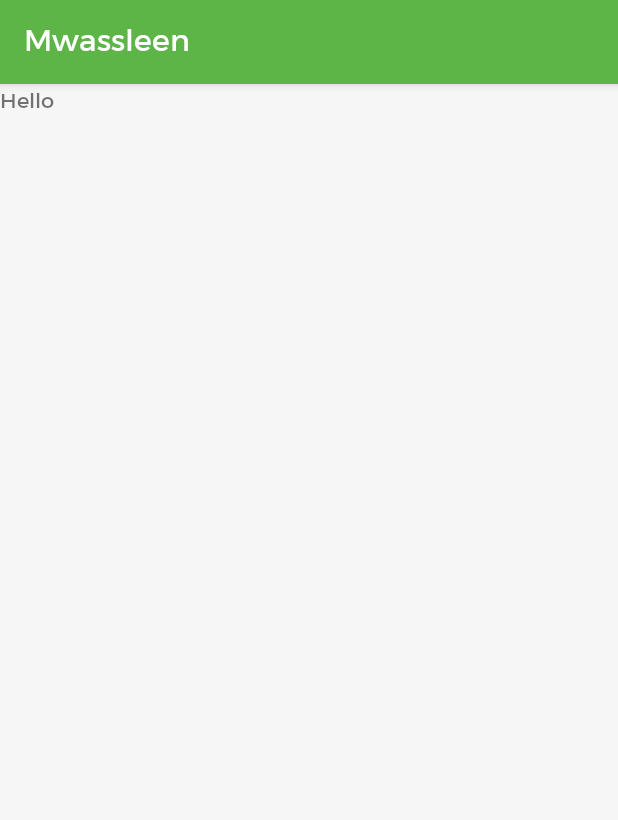
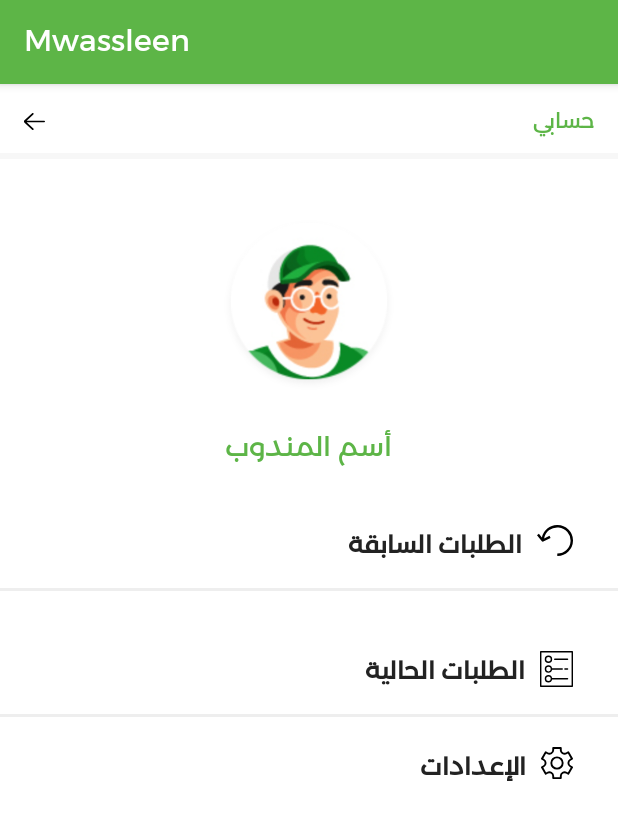
Before and after one commit to ma7modGamel/newMowslean, an Android app: the fragment ProfileFragment shown on its own in the app's theme, on a phone screen of 412 x 824 dp. Shown: the top 820 px of the screen. Run offline under Robolectric (Android 15) with nearby library versions, the phone set to English and light mode, and no system bars; our stand-ins replace CircleImageView.

Commit message:
Change pass & Account & Settings MH

```diff
--- a/app/src/main/AndroidManifest.xml
+++ b/app/src/main/AndroidManifest.xml
@@ -9,7 +9,8 @@
         android:roundIcon="@mipmap/ic_launcher_round"
         android:supportsRtl="true"
         android:theme="@style/AppTheme">
-        <activity android:name=".controluser.SplashActivity"></activity>
+        <activity android:name=".controluser.changePass.ChangePasswordFragment"></activity>
+        <activity android:name=".controluser.SplashActivity" />
         <activity
             android:name=".controluser.UserActivity"
             android:label="@string/title_activity_user"
--- /dev/null
+++ b/app/src/main/java/com/mgh/mwassleen/controluser/changePass/ChangePasswordViewModel.java
@@ -0,0 +1,6 @@
+package com.mgh.mwassleen.controluser.changePass;
+
+import androidx.lifecycle.ViewModel;
+
+public class ChangePasswordViewModel extends ViewModel {
+}
--- /dev/null
+++ b/app/src/main/java/com/mgh/mwassleen/mainfragments/profile/SettingsFragment.java
@@ -0,0 +1,6 @@
+package com.mgh.mwassleen.mainfragments.profile;
+
+import androidx.fragment.app.Fragment;
+
+public class SettingsFragment extends Fragment {
+}
--- /dev/null
+++ b/app/src/main/res/drawable/ic_cog.xml
@@ -0,0 +1,12 @@
+<vector xmlns:android="http://schemas.android.com/apk/res/android"
+    android:width="21.167dp"
+    android:height="21.349dp"
+    android:viewportWidth="21.167"
+    android:viewportHeight="21.349">
+  <path
+      android:fillColor="#FF000000"
+      android:pathData="M20.854,12.982l-1.166,-0.673a1.887,1.887 0,0 1,0 -3.268l1.166,-0.673a0.626,0.626 0,0 0,0.229 -0.854l-2.513,-4.352a0.626,0.626 0,0 0,-0.854 -0.229l-1.166,0.673a1.886,1.886 0,0 1,-2.83 -1.634L13.72,0.626A0.625,0.625 0,0 0,13.099 0L8.071,0a0.626,0.626 0,0 0,-0.625 0.625v1.347a1.886,1.886 0,0 1,-2.83 1.634l-1.166,-0.673a0.626,0.626 0,0 0,-0.854 0.229L0.084,7.513a0.625,0.625 0,0 0,0.229 0.854l1.166,0.673a1.887,1.887 0,0 1,0 3.268l-1.166,0.673a0.625,0.625 0,0 0,-0.229 0.854L2.599,18.188a0.626,0.626 0,0 0,0.854 0.229l1.166,-0.673a1.886,1.886 0,0 1,2.83 1.634v1.346a0.625,0.625 0,0 0,0.625 0.625L13.099,21.349a0.625,0.625 0,0 0,0.625 -0.625v-1.347a1.886,1.886 0,0 1,2.83 -1.634l1.166,0.673a0.625,0.625 0,0 0,0.854 -0.229l2.512,-4.351a0.626,0.626 0,0 0,-0.229 -0.854zM17.799,17.021l-0.624,-0.36a3.137,3.137 0,0 0,-4.706 2.717v0.722L8.699,20.1v-0.721a3.137,3.137 0,0 0,-4.709 -2.719l-0.624,0.36 -1.886,-3.267 0.624,-0.36a3.137,3.137 0,0 0,0 -5.435L1.48,7.6l1.886,-3.271 0.624,0.36A3.137,3.137 0,0 0,8.699 1.972v-0.721h3.773v0.721a3.137,3.137 0,0 0,4.704 2.718l0.624,-0.36 1.886,3.27 -0.624,0.36a3.137,3.137 0,0 0,0 5.435l0.624,0.36zM17.799,17.021"/>
+  <path
+      android:fillColor="#FF000000"
+      android:pathData="M10.581,6.297a4.378,4.378 0,1 0,4.378 4.378,4.383 4.383,0 0,0 -4.378,-4.378zM10.581,13.802a3.127,3.127 0,1 1,3.127 -3.127,3.131 3.131,0 0,1 -3.127,3.127zM10.581,13.802"/>
+</vector>
--- /dev/null
+++ b/app/src/main/res/drawable/ic_order.xml
@@ -0,0 +1,24 @@
+<vector xmlns:android="http://schemas.android.com/apk/res/android"
+    android:width="21.999dp"
+    android:height="23.699dp"
+    android:viewportWidth="21.999"
+    android:viewportHeight="23.699">
+  <path
+      android:fillColor="#FF000000"
+      android:pathData="M21.527,0L0.472,0A0.472,0.472 0,0 0,0 0.472v22.755a0.472,0.472 0,0 0,0.472 0.472h21.055a0.472,0.472 0,0 0,0.473 -0.472L22,0.472A0.472,0.472 0,0 0,21.527 0zM21.055,22.755L0.944,22.755L0.944,0.944h20.111z"/>
+  <path
+      android:fillColor="#FF000000"
+      android:pathData="M5.641,7.908a2.478,2.478 0,1 0,-2.478 -2.479,2.481 2.481,0 0,0 2.478,2.479zM5.641,3.895a1.534,1.534 0,1 1,-1.534 1.534,1.536 1.536,0 0,1 1.534,-1.534z"/>
+  <path
+      android:fillColor="#FF000000"
+      android:pathData="M9.819,5.901h8.545a0.472,0.472 0,0 0,0 -0.944H9.819a0.472,0.472 0,1 0,0 0.944z"/>
+  <path
+      android:fillColor="#FF000000"
+      android:pathData="M18.364,11.425h-1.747a0.472,0.472 0,1 0,0 0.944h1.747a0.472,0.472 0,1 0,0 -0.944z"/>
+  <path
+      android:fillColor="#FF000000"
+      android:pathData="M5.641,14.375a2.482,2.482 0,0 0,2.433 -2.006h6.749a0.472,0.472 0,0 0,0 -0.944L8.074,11.425a2.478,2.478 0,1 0,-2.433 2.951zM5.641,10.362a1.534,1.534 0,1 1,-1.534 1.534,1.536 1.536,0 0,1 1.534,-1.534z"/>
+  <path
+      android:fillColor="#FF000000"
+      android:pathData="M5.641,20.748a2.482,2.482 0,0 0,2.433 -2.006h10.289a0.472,0.472 0,1 0,0 -0.944L8.074,17.798a2.478,2.478 0,1 0,-2.433 2.951zM5.641,16.735a1.534,1.534 0,1 1,-1.534 1.534,1.536 1.536,0 0,1 1.534,-1.534z"/>
+</vector>
--- /dev/null
+++ b/app/src/main/res/drawable/ic_return.xml
@@ -0,0 +1,9 @@
+<vector xmlns:android="http://schemas.android.com/apk/res/android"
+    android:width="24.049dp"
+    android:height="20.996dp"
+    android:viewportWidth="24.049"
+    android:viewportHeight="20.996">
+  <path
+      android:fillColor="#FF000000"
+      android:pathData="M13.551,-0.002a10.514,10.514 0,0 0,-10.294 8.45l-2,-2.494L0,6.965 3.23,10.998a0.809,0.809 0,0 0,0.992 0.218L9.067,8.798l-0.723,-1.445 -3.56,1.78a8.878,8.878 0,1 1,8.767 10.248L13.551,20.998a10.5,10.5 0,1 0,0 -21z"/>
+</vector>
--- a/app/src/main/res/layout/profile_fragment.xml
+++ b/app/src/main/res/layout/profile_fragment.xml
@@ -1,13 +1,150 @@
 <?xml version="1.0" encoding="utf-8"?>
-<FrameLayout xmlns:android="http://schemas.android.com/apk/res/android"
+<LinearLayout xmlns:android="http://schemas.android.com/apk/res/android"
     xmlns:tools="http://schemas.android.com/tools"
     android:layout_width="match_parent"
+    android:background="#fff"
     android:layout_height="match_parent"
+    android:orientation="vertical"
     tools:context=".mainfragments.profile.ProfileFragment">
 
+    <androidx.appcompat.widget.Toolbar
+        android:layout_width="match_parent"
+        android:layout_height="50dp"
+        android:background="@drawable/toolbar">
+
+        <ImageButton
+            android:id="@+id/ib_back"
+            android:layout_width="wrap_content"
+            android:layout_height="wrap_content"
+            android:background="@drawable/ic_arrow" />
+
+        <TextView
+            android:layout_width="wrap_content"
+            android:layout_height="wrap_content"
+            android:textSize="14sp"
+            android:textColor="#5db547"
+            android:lineSpacingExtra="4sp"
+            android:gravity="center"
+            android:text="حسابي"
+            android:layout_gravity="end"
+            android:layout_marginEnd="15dp"
+            />
+    </androidx.appcompat.widget.Toolbar>
+
+    <de.hdodenhof.circleimageview.CircleImageView
+        android:layout_marginTop="37dp"
+        android:id="@+id/profile_image"
+        android:layout_width="120dp"
+        android:layout_height="120dp"
+        android:layout_gravity="center"
+        android:src="@drawable/avatar" />
+
     <TextView
+        android:layout_gravity="center"
+        android:layout_marginTop="20dp"
+        android:layout_width="wrap_content"
+        android:layout_height="wrap_content"
+        android:textSize="18sp"
+        android:textColor="@color/colorPrimary"
+        android:lineSpacingExtra="4sp"
+        android:gravity="end"
+        android:text="أسم المندوب"
+        />
+    <RelativeLayout
+        android:layout_marginTop="37dp"
+        android:orientation="horizontal"
         android:layout_width="match_parent"
-        android:layout_height="match_parent"
-        android:text="Hello" />
+        android:layout_height="wrap_content" >
 
-</FrameLayout>
+        <ImageView
+            android:id="@+id/iv_return"
+            android:layout_width="wrap_content"
+            android:layout_height="wrap_content"
+            android:layout_alignParentEnd="true"
+            android:src="@drawable/ic_return"
+            android:layout_marginEnd="30dp"
+            />
+        <TextView
+            android:id="@+id/tv_PreviousOrders"
+            android:textStyle="bold"
+            android:layout_marginEnd="10dp"
+            android:layout_toStartOf="@+id/iv_return"
+            android:layout_width="wrap_content"
+            android:layout_height="wrap_content"
+            android:textSize="16sp"
+            android:textColor="#222222"
+            android:lineSpacingExtra="3sp"
+            android:gravity="end"
+            android:text="الطلبات السابقة"
+            />
+        <View
+            android:id="@+id/view"
+            android:layout_width="match_parent"
+            android:layout_height="2dp"
+            android:layout_below="@+id/tv_PreviousOrders"
+            android:background="#eeeeee"
+            android:layout_marginTop="15dp"
+            />
+    </RelativeLayout>
+        <RelativeLayout
+            android:layout_marginTop="40dp"
+            android:layout_width="match_parent"
+            android:layout_height="wrap_content">
+
+        <ImageView
+            android:id="@+id/iv_order"
+            android:layout_width="wrap_content"
+            android:layout_height="wrap_content"
+            android:layout_alignParentEnd="true"
+            android:src="@drawable/ic_order"
+            android:layout_marginEnd="30dp"
+            />
+        <TextView
+            android:id="@+id/tv_PendingOrders"
+            android:textStyle="bold"
+            android:layout_marginEnd="10dp"
+            android:layout_toStartOf="@+id/iv_order"
+            android:layout_width="wrap_content"
+            android:layout_height="wrap_content"
+            android:textSize="16sp"
+            android:textColor="#222222"
+            android:lineSpacingExtra="3sp"
+            android:gravity="end"
+            android:text="الطلبات الحالية"
+            />
+        <View
+            android:layout_width="match_parent"
+            android:layout_height="2dp"
+            android:layout_below="@+id/tv_PendingOrders"
+            android:background="#eeeeee"
+            android:layout_marginTop="15dp"
+            />
+
+    </RelativeLayout>
+    <RelativeLayout
+        android:layout_marginTop="20dp"
+        android:layout_width="match_parent"
+        android:layout_height="wrap_content">
+    <ImageView
+        android:id="@+id/iv_settings"
+        android:layout_width="wrap_content"
+        android:layout_height="wrap_content"
+        android:layout_alignParentEnd="true"
+        android:src="@drawable/ic_cog"
+        android:layout_marginEnd="30dp"
+        />
+    <TextView
+        android:id="@+id/tv_settings"
+        android:textStyle="bold"
+        android:layout_marginEnd="10dp"
+        android:layout_toStartOf="@+id/iv_settings"
+        android:layout_width="wrap_content"
+        android:layout_height="wrap_content"
+        android:textSize="16sp"
+        android:textColor="#222222"
+        android:lineSpacingExtra="3sp"
+        android:gravity="end"
+        android:text="الإعدادات"
+        />
+    </RelativeLayout>
+</LinearLayout>
```
Also changed, not shown: app/src/main/java/com/mgh/mwassleen/controluser/changePass/ChangePasswordFragment.java (added, +39 -0 lines), app/src/main/res/drawable/ic_edit.xml (added, +9 -0 lines), app/src/main/res/layout/fragment_change_password.xml (added, +99 -0 lines), app/src/main/res/layout/fragment_settings.xml (added, +175 -0 lines), app/src/main/res/drawable/avatar.png (added).
